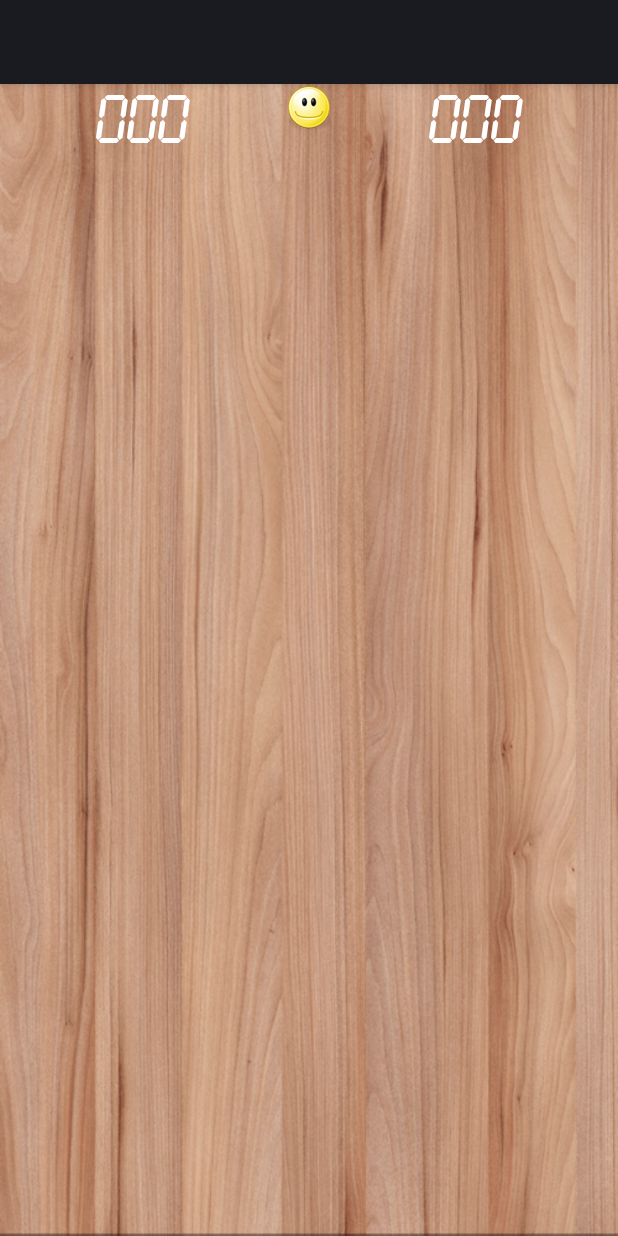
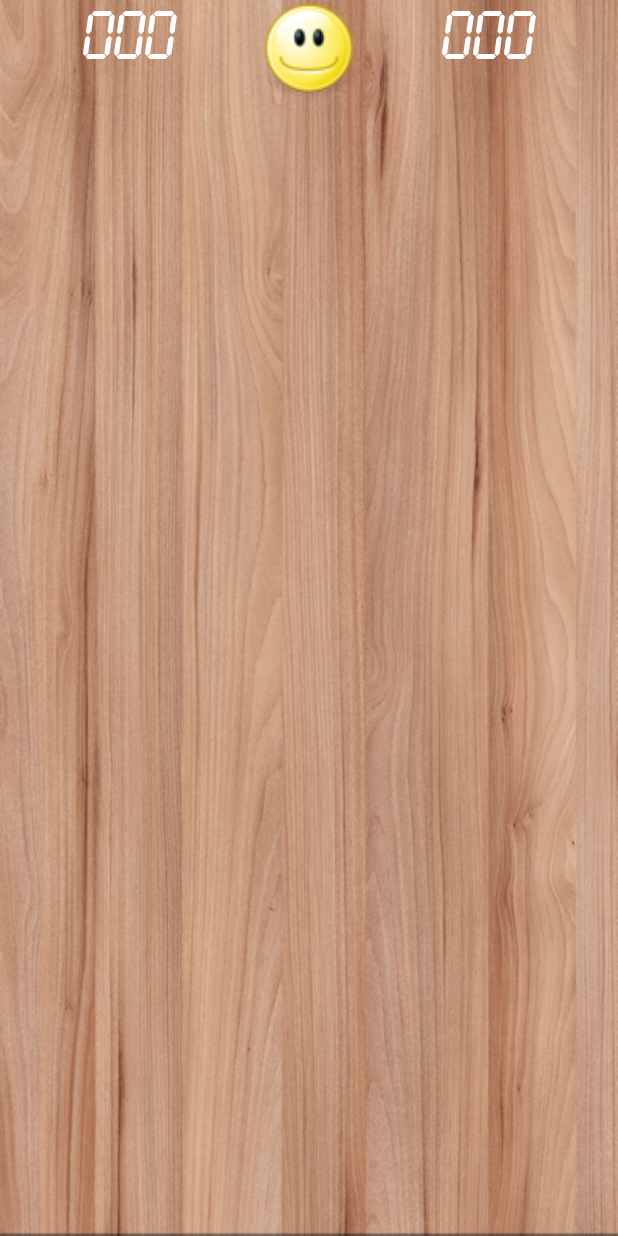
Before and after one commit to albertawe/minesweeperhgay, an Android app: the MinesweeperGame screen opened directly, with no data from a screen before it, on a phone screen of 412 x 824 dp. Run offline under Robolectric (Android 15) with nearby library versions, the phone set to English and light mode, and no system bars; 1 statement that could not run was skipped.

Commit message:
remove actionbar

```diff
--- a/app/src/main/AndroidManifest.xml
+++ b/app/src/main/AndroidManifest.xml
@@ -10,6 +10,7 @@
         <activity
             android:name=".MainActivity"
             android:label="@string/app_name"
+            android:theme="@android:style/Theme.NoTitleBar.Fullscreen"
             >
             <intent-filter>
                 <action android:name="android.intent.action.MAIN" />
@@ -20,12 +21,14 @@
         <activity
             android:name=".difficulty"
             android:label="@string/app_name"
+            android:theme="@android:style/Theme.NoTitleBar.Fullscreen"
             >
 
         </activity>
         <activity
             android:name=".MinesweeperGame"
             android:label="@string/app_name"
+            android:theme="@android:style/Theme.NoTitleBar.Fullscreen"
             >
 
 
@@ -33,6 +36,7 @@
         <activity
             android:name=".MinesweeperGame2"
             android:label="@string/app_name"
+            android:theme="@android:style/Theme.NoTitleBar.Fullscreen"
             >
 
 
@@ -40,6 +44,7 @@
         <activity
             android:name=".MinesweeperGame3"
             android:label="@string/app_name"
+            android:theme="@android:style/Theme.NoTitleBar.Fullscreen"
             >
 
 
--- a/app/src/main/res/layout/main.xml
+++ b/app/src/main/res/layout/main.xml
@@ -4,7 +4,10 @@
     android:layout_height="fill_parent"
     android:stretchColumns="0,2"
     android:background="@drawable/background">
-    <TableRow>
+
+	<TableRow
+		android:layout_width="match_parent"
+		android:layout_height="match_parent">
         <TextView
             android:id="@+id/Timer"
             android:layout_column="0"
@@ -21,8 +24,8 @@
             android:background="@drawable/smiley_button_states"
             android:scaleType="center"
             android:padding="5dip"
-			android:layout_width="48px"
-			android:layout_height="48px"/>
+            android:layout_width="100px"
+			android:layout_height="100px" />
 
         <TextView
             android:id="@+id/MineCount"
```
Also changed, not shown: app/src/main/res/drawable-hdpi/icon.png, app/src/main/res/drawable-ldpi/icon.png, app/src/main/res/drawable-mdpi/icon.png, app/src/main/res/drawable-nodpi/square_blue.png, app/src/main/res/drawable/ib.png, 1529 other files. Lines whose indentation alone changed are shown as unchanged.
